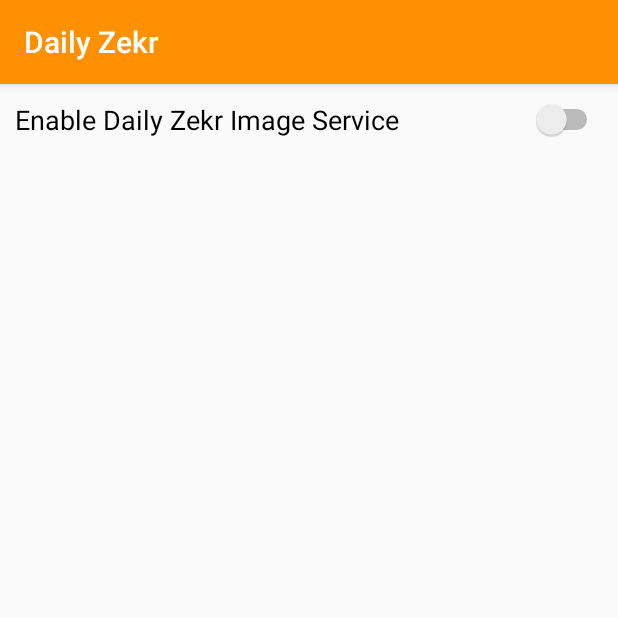
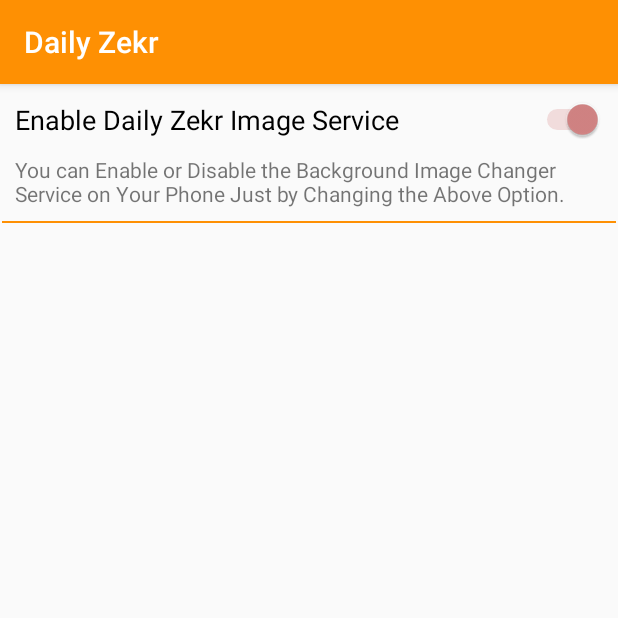
Before and after one commit to mustafapoya/dailyzekr, an Android app: the fragment SettingFragment shown on its own in the app's theme, on a phone screen of 412 x 824 dp, the top half of it. Run offline under Robolectric (Android 15) with nearby library versions, the phone set to English and light mode, and no system bars; our stand-ins replace AdMob.

Commit message:
setting service added, setting view changed, dari and english trans added

```diff
--- a/app/src/main/java/com/ellia/dailyzekr/core/DailyZekrImageServiceStatus.java
+++ b/app/src/main/java/com/ellia/dailyzekr/core/DailyZekrImageServiceStatus.java
@@ -2,7 +2,7 @@ package com.ellia.dailyzekr.core;
 
 public enum DailyZekrImageServiceStatus {
     ON(1),
-    OFF(2);
+    OFF(0);
     int value;
     DailyZekrImageServiceStatus(int value) {
         this.value = value;
--- a/app/src/main/java/com/ellia/dailyzekr/ui/setting/SettingFragment.java
+++ b/app/src/main/java/com/ellia/dailyzekr/ui/setting/SettingFragment.java
@@ -1,5 +1,6 @@
 package com.ellia.dailyzekr.ui.setting;
 
+import android.app.ActivityManager;
 import android.content.Context;
 import android.os.Bundle;
 import android.util.Log;
@@ -7,22 +8,19 @@ import android.view.LayoutInflater;
 import android.view.View;
 import android.view.ViewGroup;
 import android.widget.CompoundButton;
-import android.widget.RadioGroup;
 import android.widget.Switch;
-import android.widget.TextView;
-import android.widget.ToggleButton;
-
-import androidx.annotation.Nullable;
-import androidx.annotation.NonNull;
-import androidx.fragment.app.Fragment;
-import androidx.lifecycle.Observer;
-import androidx.lifecycle.ViewModelProviders;
+import android.widget.Toast;
 
 import com.ellia.dailyzekr.R;
+import com.ellia.dailyzekr.core.DailyBroadcastReceiverService;
 import com.ellia.dailyzekr.core.DailyZekrHandler;
 import com.ellia.dailyzekr.core.DailyZekrImageServiceStatus;
 import com.google.android.gms.ads.AdRequest;
 import com.google.android.gms.ads.AdView;
+
+import androidx.annotation.NonNull;
+import androidx.fragment.app.Fragment;
+import androidx.lifecycle.ViewModelProviders;
 
 public class SettingFragment extends Fragment {
 
@@ -37,17 +35,23 @@ public class SettingFragment extends Fragment {
         final Context context = root.getContext();
 
         Switch switchServiceStatus = root.findViewById(R.id.switchImageService);
+        switchServiceStatus.setChecked(DailyZekrHandler.getDailyZekrServiceStatus(context) == DailyZekrImageServiceStatus.ON.getValue() ? true : false);
+        Log.d("CheckService", "isRunning: " + isMyServiceRunning(DailyBroadcastReceiverService.class, context));
+
         switchServiceStatus.setOnCheckedChangeListener(new CompoundButton.OnCheckedChangeListener() {
             @Override
             public void onCheckedChanged(CompoundButton buttonView, boolean isChecked) {
                 DailyZekrImageServiceStatus status;
                 if(isChecked == true) {
                     status = DailyZekrImageServiceStatus.ON;
+                    DailyZekrHandler.startService(context);
+                    Toast.makeText(context, R.string.back_img_service_started, Toast.LENGTH_SHORT).show();
                 } else {
                     status = DailyZekrImageServiceStatus.OFF;
+                    DailyZekrHandler.stopService(context);
+                    Toast.makeText(context, R.string.back_img_service_stopped, Toast.LENGTH_SHORT).show();
                 }
                 DailyZekrHandler.storeDailyZekrServiceStatus(context, status);
-                Log.d("ZekrService", "status: " + DailyZekrHandler.getDailyZekrServiceStatus(context));
             }
         });
 
@@ -57,4 +61,15 @@ public class SettingFragment extends Fragment {
 
         return root;
     }
+
+    public boolean isMyServiceRunning(Class<?> serviceClass, Context context) {
+        ActivityManager activityManager = (ActivityManager)context.getSystemService(Context.ACTIVITY_SERVICE);
+        for(ActivityManager.RunningServiceInfo service : activityManager.getRunningServices(Integer.MAX_VALUE)) {
+            if(serviceClass.getName().equals(service.service.getClassName())){
+                return true;
+            }
+        }
+        return true;
+    }
+
 }
--- a/app/src/main/res/layout/fragment_setting.xml
+++ b/app/src/main/res/layout/fragment_setting.xml
@@ -31,4 +31,32 @@
         app:layout_constraintStart_toStartOf="parent"
         app:layout_constraintTop_toTopOf="parent" />
 
+    <TextView
+        android:id="@+id/textView2"
+        android:layout_width="0dp"
+        android:layout_height="wrap_content"
+        android:layout_marginStart="10dp"
+        android:layout_marginTop="10dp"
+        android:layout_marginEnd="10dp"
+        android:labelFor="@id/switchImageService"
+        android:paddingBottom="5dp"
+        android:text="@string/toggle_image_service_details"
+        android:textAlignment="viewStart"
+        app:layout_constraintEnd_toEndOf="parent"
+        app:layout_constraintHorizontal_bias="0.0"
+        app:layout_constraintStart_toStartOf="parent"
+        app:layout_constraintTop_toBottomOf="@+id/switchImageService" />
+
+    <LinearLayout
+        android:layout_width="0dp"
+        android:layout_height="1dp"
+        android:layout_marginStart="1dp"
+        android:layout_marginTop="3dp"
+        android:layout_marginEnd="1dp"
+        android:background="@color/colorPrimary"
+        android:orientation="horizontal"
+        app:layout_constraintEnd_toEndOf="parent"
+        app:layout_constraintStart_toStartOf="parent"
+        app:layout_constraintTop_toBottomOf="@+id/textView2"></LinearLayout>
+
 </androidx.constraintlayout.widget.ConstraintLayout>
--- a/app/src/main/res/values/strings.xml
+++ b/app/src/main/res/values/strings.xml
@@ -14,4 +14,7 @@
     <string name="today_zekr_img">Today Zekr</string>
     <string name="set_today_zekr">Set Today Zekr Image</string>
     <string name="toggle_image_service">Enable Daily Zekr Image Service</string>
+    <string name="toggle_image_service_details">You can Enable or Disable the Background Image Changer Service on Your Phone Just by Changing the Above Option.</string>
+    <string name="back_img_service_started">Image Change Service Started</string>
+    <string name="back_img_service_stopped">Image Change Service Stopped</string>
 </resources>
```
Also changed, not shown: app/src/main/java/com/ellia/dailyzekr/MainActivity.java (+12 -3 lines), app/src/main/java/com/ellia/dailyzekr/core/DailyBroadcastReceiverService.java (+4 -3 lines), app/src/main/java/com/ellia/dailyzekr/core/DailyZekrHandler.java (+11 -0 lines), 1 other file.
